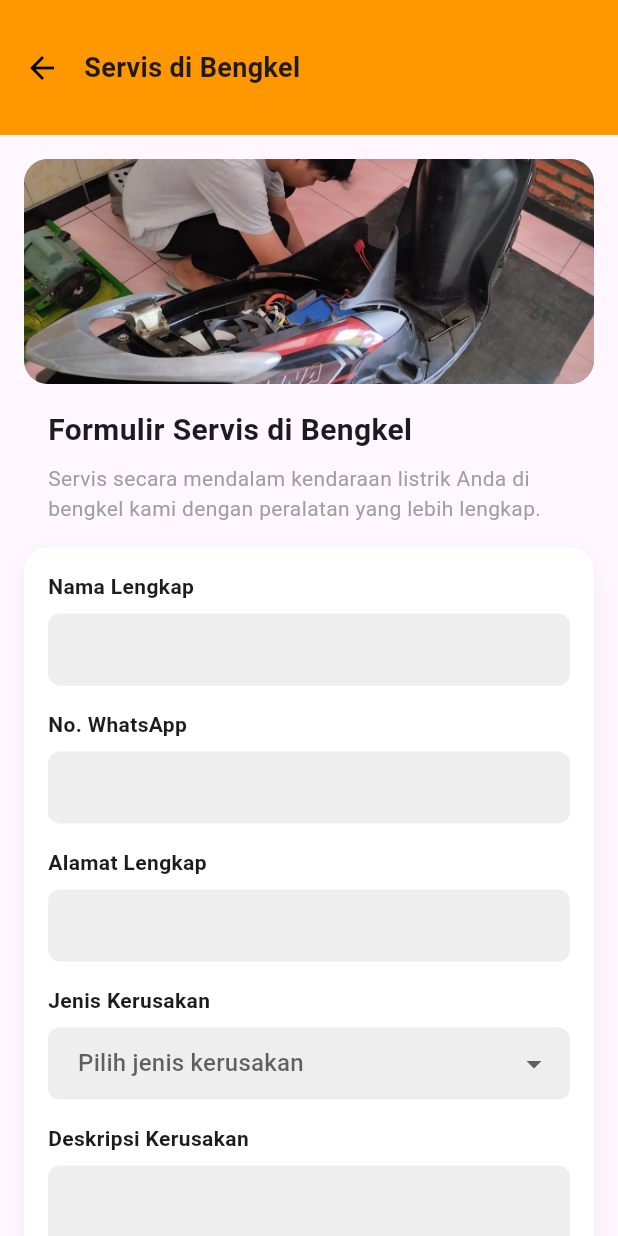
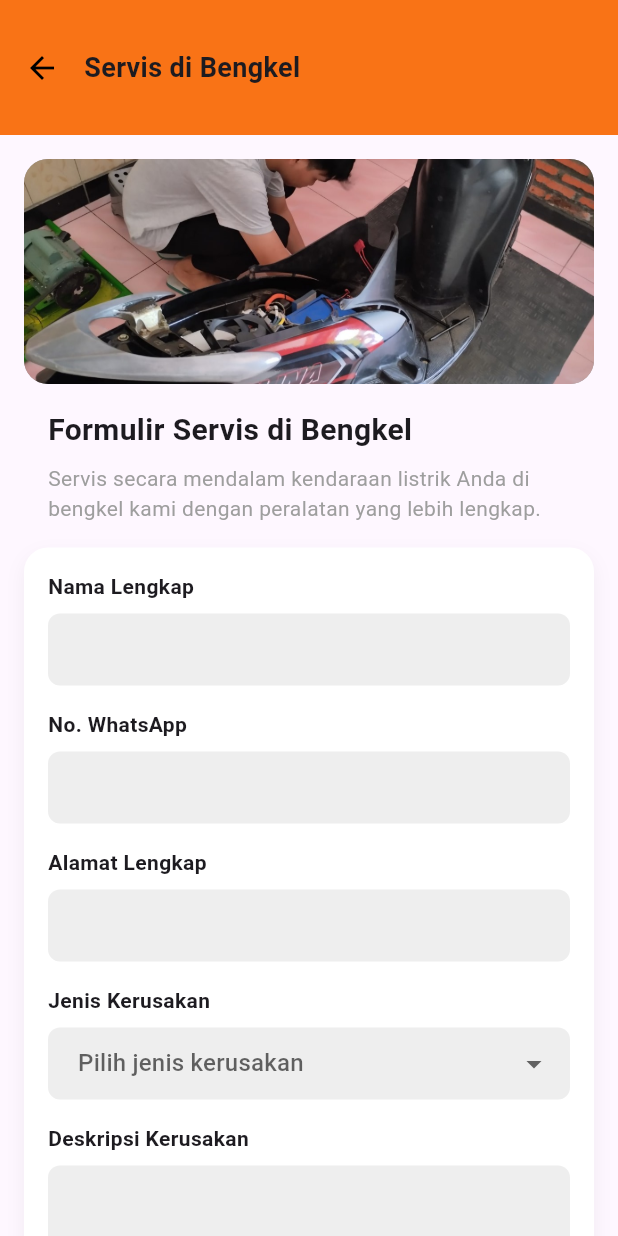
Before and after one commit to piezzy/flutter_selismolishoki, a Flutter app: the BengkelServiceScreen screen opened directly, on a phone screen of 412 x 824 dp. Run offline on Flutter 3.47's test engine with Material 3 defaults, Android fonts, the phone set to English and light mode, and no system bars; our stand-ins replace carousel_slider, flutter_map, geolocator, image_picker, latlong2.

Commit message:
matching all colorrRRRRRRRRRRRRRRRRR

```diff
--- a/lib/screens/bengkelservice_screen.dart
+++ b/lib/screens/bengkelservice_screen.dart
@@ -81,7 +81,7 @@ class _BengkelServiceScreenState extends State<BengkelServiceScreen> {
             height: 90,
             padding: const EdgeInsets.symmetric(horizontal: 16.0),
             decoration: const BoxDecoration(
-              color: Colors.orange,
+              color: const Color(0xFFF97316),
             ),
             child: SafeArea(
               bottom: false,
@@ -479,7 +479,7 @@ class _BengkelServiceScreenState extends State<BengkelServiceScreen> {
 
                           ElevatedButton(
                             style: ElevatedButton.styleFrom(
-                              backgroundColor: Colors.orange,
+                              backgroundColor: const Color(0xFFF97316),
                               padding: const EdgeInsets.symmetric(vertical: 16),
                               shape: RoundedRectangleBorder(
                                 borderRadius: BorderRadius.circular(8),
--- a/lib/screens/homeservice_screen.dart
+++ b/lib/screens/homeservice_screen.dart
@@ -137,7 +137,7 @@ class _HomeServiceScreenState extends State<HomeServiceScreen> {
             height: 90,
             padding: const EdgeInsets.symmetric(horizontal: 16.0),
             decoration: const BoxDecoration(
-              color: Colors.orange,
+              color: const Color(0xFFF97316),
             ),
             child: SafeArea(
               bottom: false,
@@ -610,7 +610,7 @@ class _HomeServiceScreenState extends State<HomeServiceScreen> {
 
                           ElevatedButton(
                             style: ElevatedButton.styleFrom(
-                              backgroundColor: Colors.orange,
+                              backgroundColor: const Color(0xFFF97316),
                               padding: const EdgeInsets.symmetric(vertical: 16),
                               shape: RoundedRectangleBorder(
                                 borderRadius: BorderRadius.circular(8),
```
